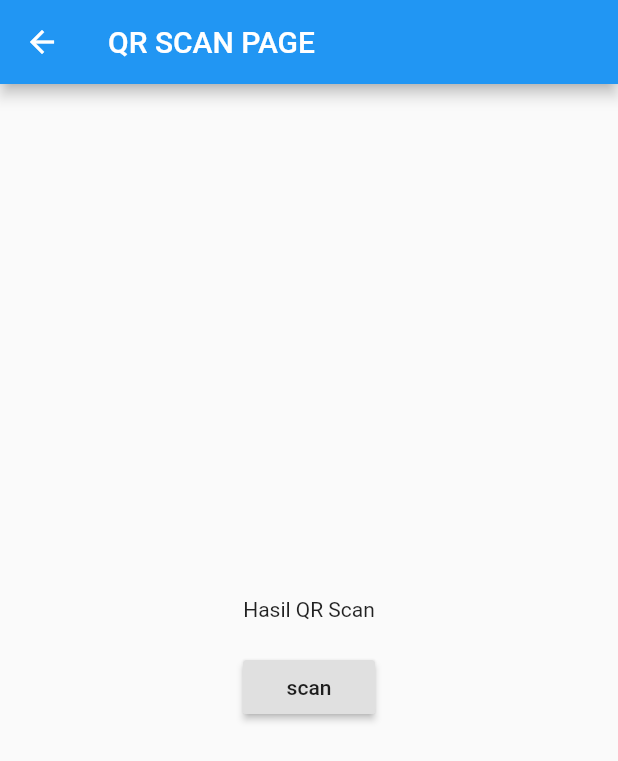
After one commit to wikugw/belajar-flutter, a Flutter app: the MainPage screen opened directly, after a tap on "GO TO QR SCAN PAGE", on a phone screen of 412 x 824 dp. The commit adds this screen. Shown: the top 761 px of the screen. Run offline on Flutter 3.47's test engine with Material 2 defaults, Android fonts, the phone set to English and light mode, and no system bars; our stand-ins replace audioplayers, qr_flutter; missing offline and left inert: qrscan.

Commit message:
tambah halaman qr scan

```diff
--- a/lib/main_page.dart
+++ b/lib/main_page.dart
@@ -9,6 +9,7 @@ import 'package:hello_world/inkwell_button_page.dart';
 import 'package:hello_world/media_query_page.dart';
 import 'package:hello_world/play_music_page.dart';
 import 'package:hello_world/qr_code_page.dart';
+import 'package:hello_world/qr_scan_page.dart';
 import 'package:hello_world/second_page.dart';
 import 'package:hello_world/card_page.dart';
 import 'package:hello_world/textfiled_page.dart';
@@ -130,6 +131,14 @@ class MainPage extends StatelessWidget {
               RaisedButton(
                 onPressed: (){
                   Navigator.push(context, MaterialPageRoute(builder: (context){
+                    return QRScanPage();
+                  }));
+                },
+                child: Text('GO TO QR SCAN PAGE'),
+              ),
+              RaisedButton(
+                onPressed: (){
+                  Navigator.push(context, MaterialPageRoute(builder: (context){
                     return ColorfullButtonPage();
                   }));
                 },
--- /dev/null
+++ b/lib/qr_scan_page.dart
@@ -0,0 +1,37 @@
+import 'package:flutter/material.dart';
+import 'package:qrscan/qrscan.dart' as scanner;
+
+class QRScanPage extends StatefulWidget {
+
+  @override
+  _QRScanPageState createState() => _QRScanPageState();
+}
+
+class _QRScanPageState extends State<QRScanPage> {
+  String text = 'Hasil QR Scan';
+
+  @override
+  Widget build(BuildContext context) {
+    return Scaffold(
+      appBar: AppBar(
+        title: Text('QR SCAN PAGE'),
+      ),
+      body: Center(
+        child: Column(
+          mainAxisAlignment: MainAxisAlignment.center,
+          children: [
+            Text(text),
+            SizedBox(height: 20),
+            RaisedButton(
+              onPressed: () async{
+                text = await scanner.scan();
+                setState(() {});
+              },
+              child: Text('scan'),
+            ),
+          ],
+        ),
+      ),
+    );
+  }
+}
--- a/pubspec.yaml
+++ b/pubspec.yaml
@@ -30,6 +30,7 @@ dependencies:
   cupertino_icons: ^1.0.0
   qr_flutter: ^3.1.0
   audioplayers: ^0.17.4
+  qrscan: ^0.2.17
 
 dev_dependencies:
   flutter_test:
```
Also changed, not shown: pubspec.lock, 1 other file.
